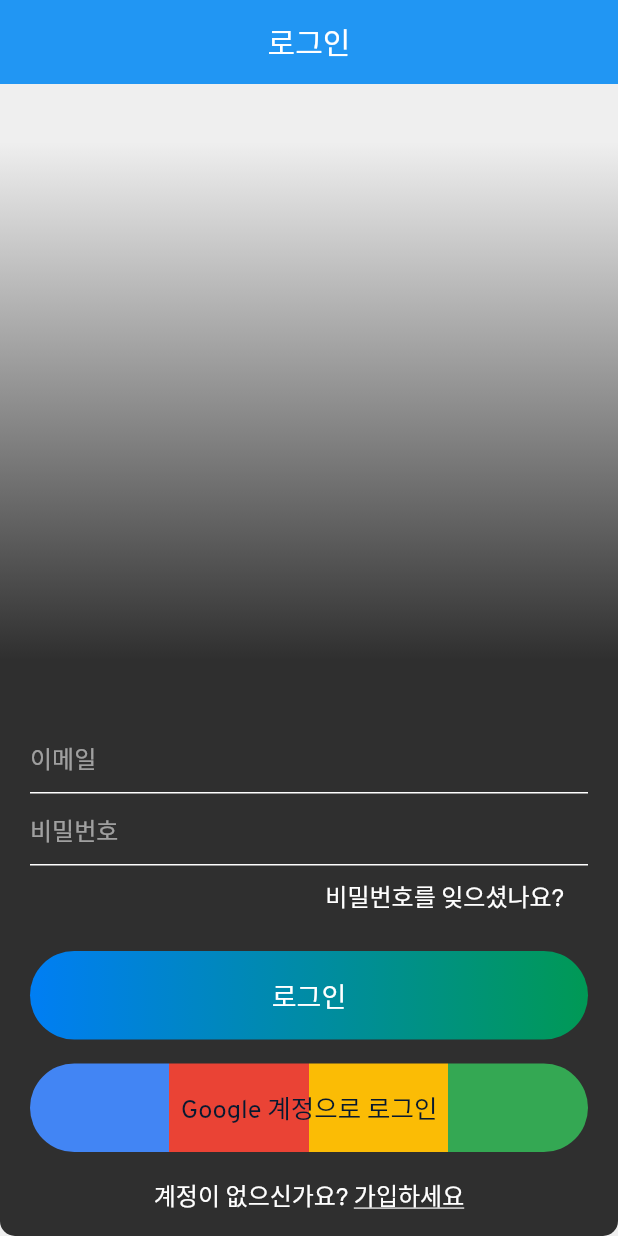
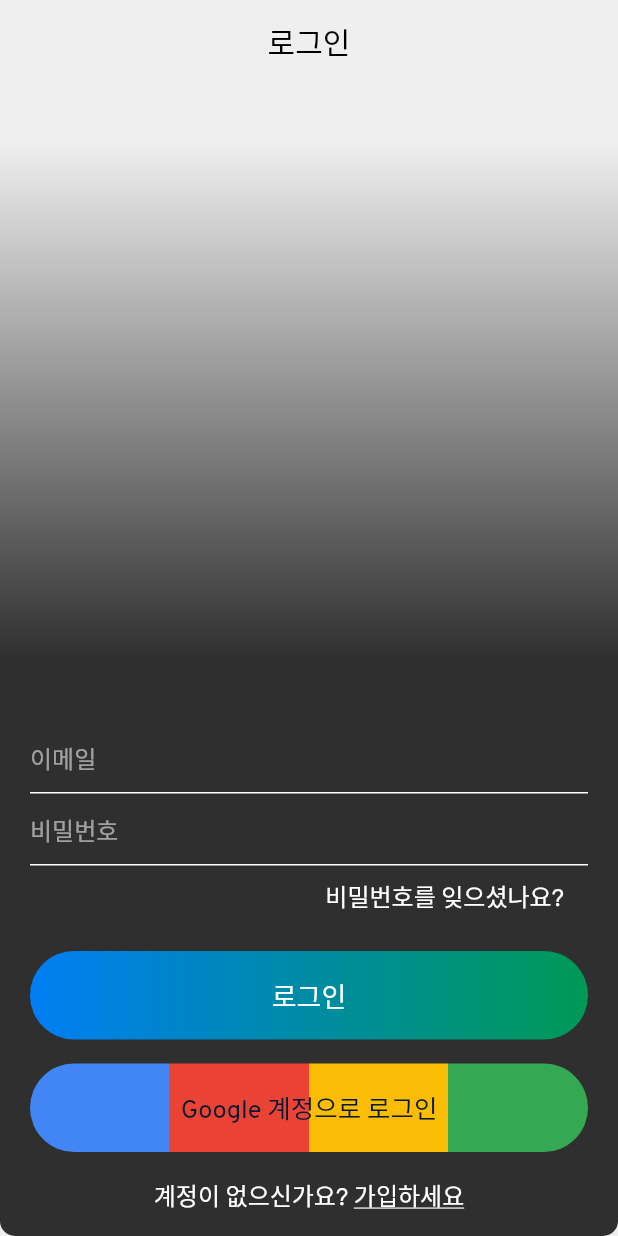
Before and after one commit to K-Roon/chat_app, a Flutter app: the screen it shows after launch, on a phone screen of 412 x 824 dp. Run offline on Flutter 3.47's test engine with Material 2 defaults, Android fonts, the phone set to English and light mode, and no system bars; our stand-ins replace cloud_firestore, dio, file_picker, firebase_auth, firebase_core, firebase_storage and 5 more; missing offline and left inert: firebase_image; accounts and stored records are empty.

Commit message:
라인 정렬 및 각종 버그 제거(3차)

```diff
--- a/flutter_launcher_icon.yaml
+++ /dev/null
@@ -1,8 +0,0 @@
-dev_dependencies:
-  flutter_launcher_icons: "^0.8.0"
-
-flutter_icons:
-  android: "launcher_icon"
-  ios: true
-  remove_alpha_ios: true
-  image_path: "assets/icon/icon.PNG"
--- a/lib/main.dart
+++ b/lib/main.dart
@@ -10,9 +10,8 @@ void main() async {
   await Firebase.initializeApp();
   runApp(MyApp());
   print("IT'S RUNNING...\n애플리케이션의 작동을 시작합니다.");
-  SystemChrome.setSystemUIOverlayStyle(SystemUiOverlayStyle(
-      statusBarColor: Colors.transparent
-  ));
+  SystemChrome.setSystemUIOverlayStyle(
+      SystemUiOverlayStyle(statusBarColor: Colors.transparent));
 }
 
 class MyApp extends StatefulWidget {
@@ -22,6 +21,7 @@ class MyApp extends StatefulWidget {
 
 class _MyAppState extends State<MyApp> {
   bool userIsLoggedIn = false;
+
   @override
   void initState() {
     getLoggedInState();
@@ -30,7 +30,7 @@ class _MyAppState extends State<MyApp> {
 
   ///로그인 여부를 구합니다. 로그인/아웃의 여부는 Auth.dart 에서 다룹니다.
   getLoggedInState() async {
-    await HelperFunctions.getUserLoggedInSharedPreference().then((value){
+    await HelperFunctions.getUserLoggedInSharedPreference().then((value) {
       setState(() {
         userIsLoggedIn = value;
       });
@@ -48,29 +48,75 @@ class _MyAppState extends State<MyApp> {
         primaryColorBrightness: Brightness.light,
         scaffoldBackgroundColor: Color(0xFFEFEFEF),
         bottomAppBarColor: Color(0xFFEFEFEF),
-        primaryColorDark: Color(0xffBFBFBF),
-        accentColor: Color(0xff0076FF),
+        primaryColorLight: Color(0xffFFFFFF),
+        primaryColorDark: Color(0xffDFDFDF),
+        backgroundColor: Color(0xff2F2F2F),
         fontFamily: "OverpassRegular",
         visualDensity: VisualDensity.adaptivePlatformDensity,
-        appBarTheme: AppBarTheme(brightness: Brightness.light),
+        appBarTheme: AppBarTheme(
+            elevation: 0.0,
+            backgroundColor: Color(0xffEFEFEF),
+            iconTheme: IconThemeData(color: Colors.black),
+            titleTextStyle: TextStyle(
+                color: Colors.black,
+                fontSize: 20)),
+        colorScheme:
+            ColorScheme.fromSwatch().copyWith(secondary: Color(0xff0076FF)),
+        bottomAppBarTheme:
+            BottomAppBarTheme(color: Color(0xFFEEEEEE), elevation: 2.0),
+        textTheme: const TextTheme(
+          headline6: TextStyle(
+              color: Colors.black, fontSize: 16, fontWeight: FontWeight.w600),
+          bodyText1: TextStyle(color: Colors.black54, fontSize: 15),
+          bodyText2: TextStyle(color: Colors.black, fontSize: 12),
+          overline: TextStyle(color: Colors.black54, fontSize: 9),
+        ),
       ),
       darkTheme: ThemeData(
         primaryColor: Color(0xff2F2F2F),
+        primaryColorLight: Color(0xff5F5F5F),
+        primaryColorDark: Color(0xff1F1F1F),
         primaryColorBrightness: Brightness.dark,
         scaffoldBackgroundColor: Color(0xff2F2F2F),
-        bottomAppBarColor: Color(0xFFEFEFEF),
-        accentColor: Color(0xff0076FF),
+        bottomAppBarColor: Color(0xff2F2F2F),
+        backgroundColor: Color(0xffEFEFEF),
         fontFamily: "OverpassRegular",
         visualDensity: VisualDensity.adaptivePlatformDensity,
-        appBarTheme: AppBarTheme(brightness: Brightness.dark),
+        colorScheme:
+            ColorScheme.fromSwatch().copyWith(secondary: Color(0xff0076FF)),
+        appBarTheme: AppBarTheme(
+            backgroundColor: Color(0xff2F2F2F),
+            iconTheme: IconThemeData(color: Colors.white),
+            elevation: 0.0,
+            titleTextStyle: TextStyle(
+                color: Colors.white,
+                fontSize: 20)),
+        bottomAppBarTheme:
+            BottomAppBarTheme(color: Color(0xFF3F3F3F), elevation: 2.0),
+        dialogTheme: DialogTheme(
+          backgroundColor: Color(0xff2F2F2F),
+          contentTextStyle: TextStyle(color: Colors.white, fontSize: 14),
+          titleTextStyle: TextStyle(
+              color: Colors.white, fontSize: 16, fontWeight: FontWeight.w600),
+        ),
+        textTheme: const TextTheme(
+          headline6: TextStyle(
+              color: Colors.white, fontSize: 16, fontWeight: FontWeight.w600),
+          bodyText1: TextStyle(color: Colors.white54, fontSize: 15),
+          bodyText2: TextStyle(color: Colors.white, fontSize: 12),
+          overline: TextStyle(color: Colors.white54, fontSize: 9),
+        ),
+        //appBarTheme: AppBarTheme(brightness: Brightness.dark),
       ),
-      home:
-      userIsLoggedIn != null ?  userIsLoggedIn ? ChatRoom() : Authenticate()
+      home: userIsLoggedIn != null
+          ? userIsLoggedIn
+              ? ChatRoom()
+              : Authenticate()
           : Container(
-        child: Center(
-          child: Authenticate(),
-        ),
-      ),
+              child: Center(
+                child: Authenticate(),
+              ),
+            ),
     );
   }
 }
--- a/pubspec.yaml
+++ b/pubspec.yaml
@@ -40,7 +40,6 @@ dependencies:
   firebase_storage: ^8.0.0
   firebase_storage_web: ^1.0.0
   flutter_image_compress: ^1.0.0
-  flutter_launcher_icons: ^0.9.0
   google_sign_in: ^5.0.1
   http: ^0.13.0
   http_parser: ^4.0.0
```
Also changed, not shown: pubspec.lock, 3 other files.
